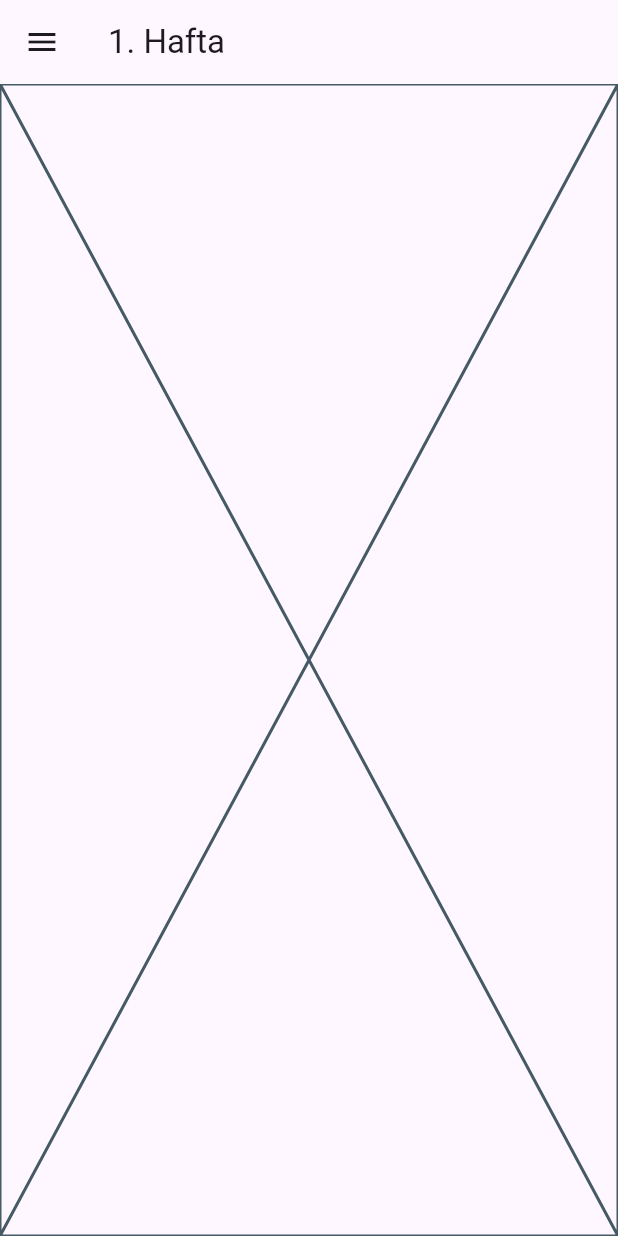
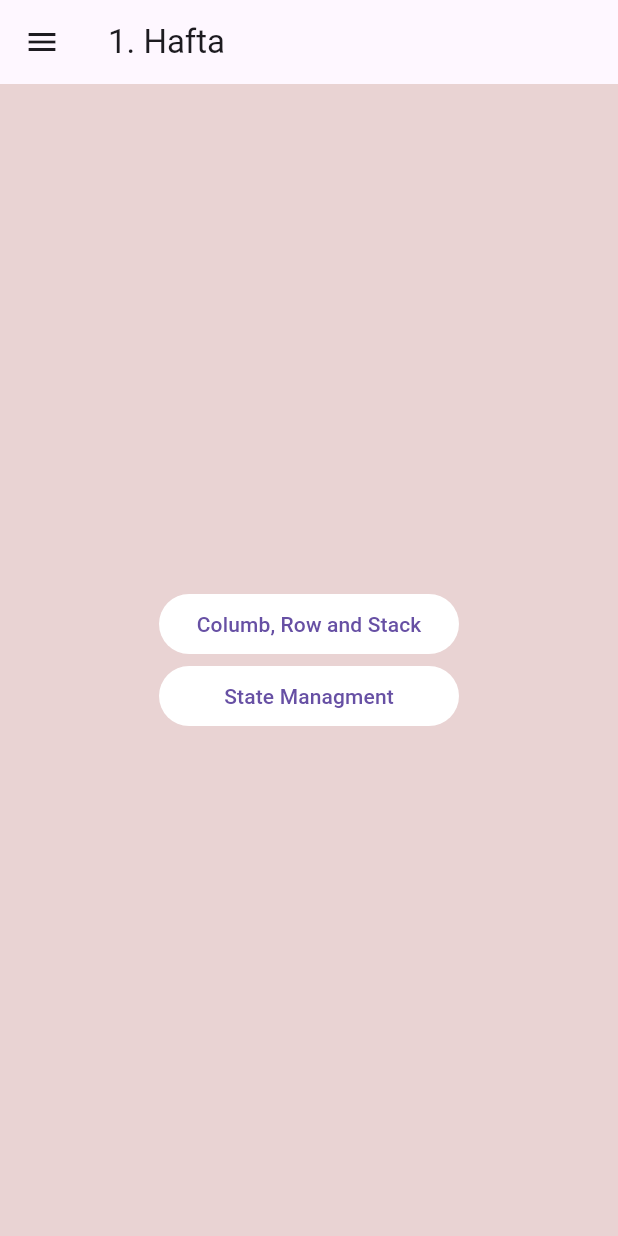
Before and after one commit to ETOTEK-Mobil/ali_odev, a Flutter app: the screen it shows after launch, on a phone screen of 412 x 824 dp. Run offline on Flutter 3.47's test engine with Material 3 defaults, Android fonts, the phone set to English and light mode, and no system bars.

Commit message:
hafta 1 i ekledim :)

```diff
--- a/lib/main.dart
+++ b/lib/main.dart
@@ -13,6 +13,7 @@ class MainApp extends StatelessWidget {
   @override
   Widget build(BuildContext context) {
     return const MaterialApp(
+      debugShowCheckedModeBanner: false,
       home: HomeView(),
     );
   }
--- a/lib/ui/view/hafta_1/hafta_1_view.dart
+++ b/lib/ui/view/hafta_1/hafta_1_view.dart
@@ -1,10 +1,45 @@
 import 'package:flutter/material.dart';
+import 'package:odev/ui/view/hafta_1/pages/column_row_stack_page.dart';
+import 'package:odev/ui/view/hafta_1/pages/state_managment_page.dart';
 
 class Hafta1View extends StatelessWidget {
   const Hafta1View({super.key});
 
   @override
   Widget build(BuildContext context) {
-    return const Placeholder();
+    return Scaffold(
+      backgroundColor: const Color.fromARGB(255, 233, 211, 211),
+      body: Center(
+        child: Column(
+          mainAxisAlignment: MainAxisAlignment.center,
+          children: [
+            SizedBox(
+              width: 200,
+              child: TextButton(
+                style: TextButton.styleFrom(
+                  backgroundColor: Colors.white,
+                ),
+                onPressed: (){
+                  Navigator.push(context, MaterialPageRoute(builder: (context) =>const Page1()));
+                },
+                child:const Text("Columb, Row and Stack"),
+                ),
+            ),
+            SizedBox(
+              width: 200,
+              child: TextButton(
+                style: TextButton.styleFrom(
+                  backgroundColor: Colors.white,
+                ),
+                onPressed: (){
+                  Navigator.push(context, MaterialPageRoute(builder: (context) =>const Page2()));
+                },
+                child:const Text("State Managment"),
+                ),
+            ),
+          ],
+        ),
+      )
+    );
   }
 }
```
Also changed, not shown: lib/ui/view/hafta_1/pages/column_row_stack_page.dart (added, +73 -0 lines), lib/ui/view/hafta_1/pages/result_page.dart (added, +32 -0 lines), lib/ui/view/hafta_1/pages/state_managment_page.dart (added, +90 -0 lines).
